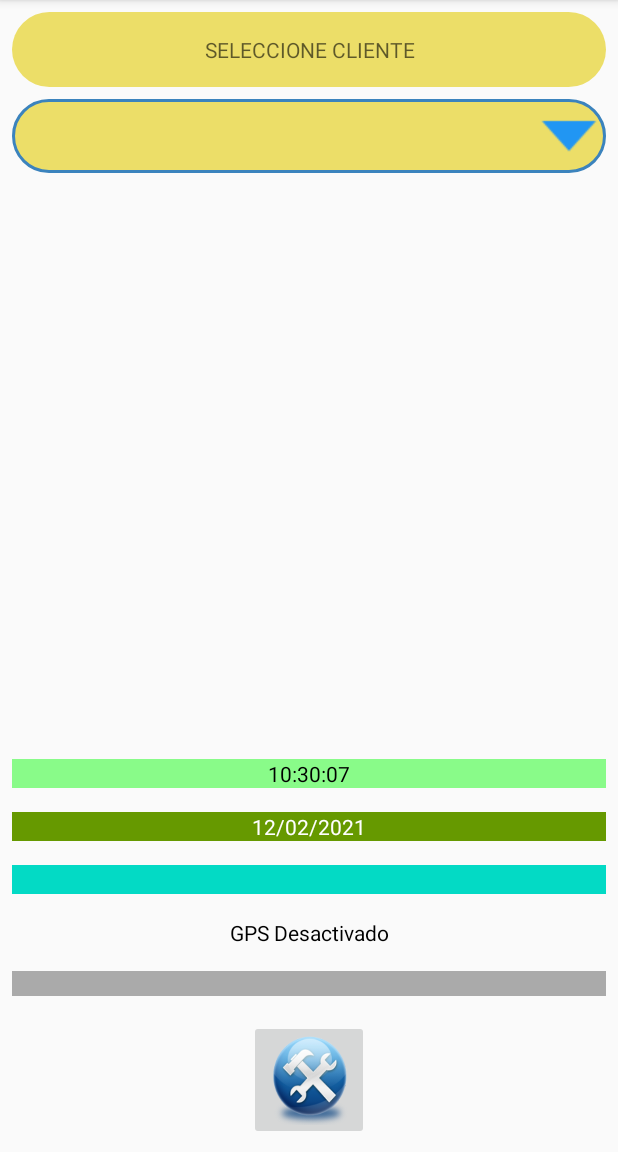
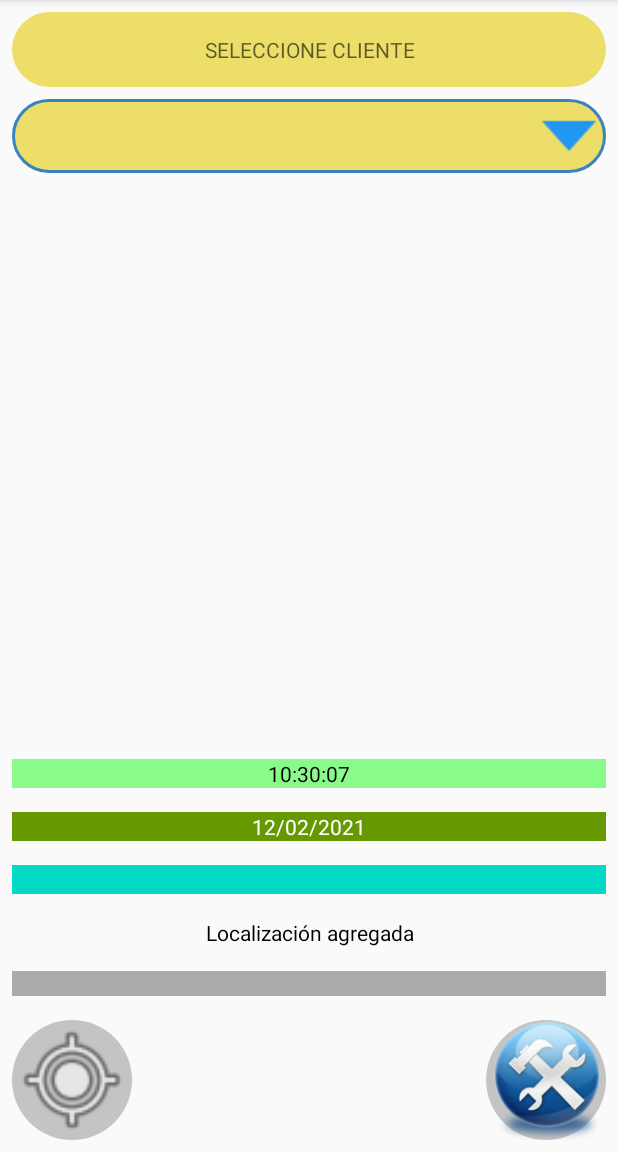
Before and after one commit to juliofusa/FICHAR, an Android app: the screen it shows after launch (MainActivity), after a tap on "CONFIGURAR", on a phone screen of 412 x 824 dp, the part 84-1236 px from its top. Run offline under Robolectric (Android 15) with nearby library versions, the phone set to English and light mode, and no system bars; 2 other taps on this screen came first.

Commit message:
final 1 BORRADOR

```diff
--- a/app/src/main/java/com/example/fichar/MainActivity.java
+++ b/app/src/main/java/com/example/fichar/MainActivity.java
@@ -53,10 +53,10 @@ public class MainActivity extends AppCompatActivity implements AdapterView.OnIte
     private EditText COMODIN,DNI;
     private Spinner CLIENTES;
     private String Cliente_selecionado,Usuario_logado,Dni_logado,Hora_logado,msgps;
-    private ImageButton FICHAR_INICIO,FICHAR_FIN;
+    private ImageButton FICHAR_INICIO,FICHAR_FIN,ACTIVAR_GPS;
     private ADAPTADORES dblogin;
     private SQLiteDatabase db;
-    public boolean b=true;
+    public boolean b=true,coor=false;
     @Override
     protected void onCreate(Bundle savedInstanceState) {
         super.onCreate(savedInstanceState);
@@ -105,6 +105,8 @@ public class MainActivity extends AppCompatActivity implements AdapterView.OnIte
         FICHAR_INICIO=findViewById(R.id.CMD_FICHAR_INICIAL);
 
         FICHAR_FIN=findViewById(R.id.CMD_FICHAR_FIN);
+
+        ACTIVAR_GPS=findViewById(R.id.IM_CMD_GPS_ACTIVAR);
 
         Comprobar_permisos();
 
@@ -225,8 +227,8 @@ public class MainActivity extends AppCompatActivity implements AdapterView.OnIte
         if (Usuario_logado.equals("") || Dni_logado.equals("")){
             mensaje("Falta usuario y/o contraseña");
         }else{
-            if (!msgps.equals("Localización agregada")){
-
+            if (coor==true){
+                mensaje("true");
             Cursor login=getCOMODIN(Usuario_logado,Dni_logado);
             //login.moveToLast();
             if (login.getCount()>0){
@@ -258,6 +260,21 @@ public class MainActivity extends AppCompatActivity implements AdapterView.OnIte
         importar_CLIENTES();
 
     }
+    public void CMD_ACTIVAR_GPS(View V){
+        LocationManager mlocManager = (LocationManager) getSystemService(Context.LOCATION_SERVICE);
+        Localizacion Local = new Localizacion();
+        Local.setMainActivity(this);
+        final boolean gpsEnabled = mlocManager.isProviderEnabled(LocationManager.GPS_PROVIDER);
+        if (!gpsEnabled) {
+            Intent settingsIntent = new Intent(Settings.ACTION_LOCATION_SOURCE_SETTINGS);
+            startActivity(settingsIntent);
+        }
+
+        gps.setText(getResources().getString(R.string.LOCALIZACION));
+        //msgps=getResources().getString(R.string.LOCALIZACION);
+        direccion.setText("");
+    }
+
 
 
     public void firmar (View v){
@@ -490,7 +507,7 @@ public class MainActivity extends AppCompatActivity implements AdapterView.OnIte
         mlocManager.requestLocationUpdates(LocationManager.NETWORK_PROVIDER, 0, 0, (LocationListener) Local);
         mlocManager.requestLocationUpdates(LocationManager.GPS_PROVIDER, 0, 0, (LocationListener) Local);
         gps.setText(getResources().getString(R.string.LOCALIZACION));
-        msgps=getResources().getString(R.string.LOCALIZACION);
+        //msgps=getResources().getString(R.string.LOCALIZACION);
         direccion.setText("");
     }
 
@@ -559,6 +576,7 @@ public class MainActivity extends AppCompatActivity implements AdapterView.OnIte
             String sLatitud = String.valueOf(location.getLatitude());
             String sLongitud = String.valueOf(location.getLongitude());
             gps.setText(sLatitud +","+ sLongitud);
+            coor=true;
             //hora.setText(ADAPTADORES.HORAconformato());
             //longitud.setText(sLongitud);
             this.mainActivity.setLocation(location);
@@ -581,12 +599,17 @@ public class MainActivity extends AppCompatActivity implements AdapterView.OnIte
 
         @Override
         public void onProviderEnabled(@NonNull String provider) {
+            coor=true;
             gps.setText("GPS Activado");
+            ACTIVAR_GPS.setVisibility(View.INVISIBLE);
         }
 
         @Override
         public void onProviderDisabled(@NonNull String provider) {
+            coor=false;
             gps.setText("GPS Desactivado");
+            ACTIVAR_GPS.setVisibility(View.VISIBLE);
+
         }
     }
 
--- a/app/src/main/res/layout/activity_main.xml
+++ b/app/src/main/res/layout/activity_main.xml
@@ -89,17 +89,16 @@
         android:id="@+id/imageButton3"
         android:layout_width="80dp"
         android:layout_height="80dp"
-        android:layout_marginStart="8dp"
         android:layout_marginEnd="8dp"
         android:layout_marginBottom="8dp"
+        android:background="@drawable/boton_redondo_gris"
         android:contentDescription="@string/CONFIGURAR"
         android:onClick="CMD_CONFIGURAR"
-        android:scaleType="fitXY"
+        android:scaleType="fitCenter"
         android:scaleX="1"
         android:scaleY="1"
         app:layout_constraintBottom_toBottomOf="parent"
         app:layout_constraintEnd_toEndOf="parent"
-        app:layout_constraintStart_toStartOf="parent"
         app:srcCompat="@drawable/configuration" />
 
     <TextView
@@ -233,4 +232,19 @@
         app:layout_constraintStart_toStartOf="parent"
         app:layout_constraintTop_toBottomOf="@+id/Txt_gps" />
 
+    <ImageButton
+        android:id="@+id/IM_CMD_GPS_ACTIVAR"
+        android:layout_width="80dp"
+        android:layout_height="0dp"
+        android:layout_marginStart="8dp"
+        android:layout_marginBottom="8dp"
+        android:background="@drawable/boton_redondo_gris"
+        android:onClick="CMD_ACTIVAR_GPS"
+        android:scaleType="fitXY"
+        android:visibility="invisible"
+        app:layout_constraintBottom_toBottomOf="parent"
+        app:layout_constraintStart_toStartOf="parent"
+        app:layout_constraintTop_toTopOf="@+id/imageButton3"
+        app:srcCompat="@android:drawable/ic_menu_mylocation" />
+
 </android.support.constraint.ConstraintLayout>
```
